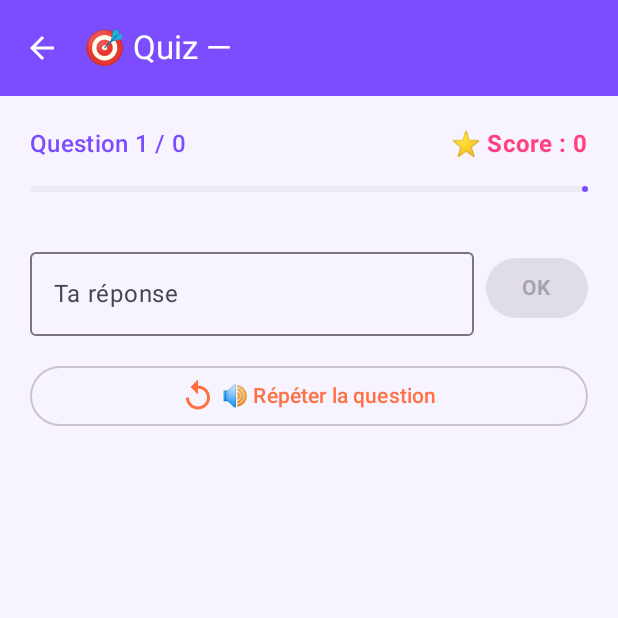
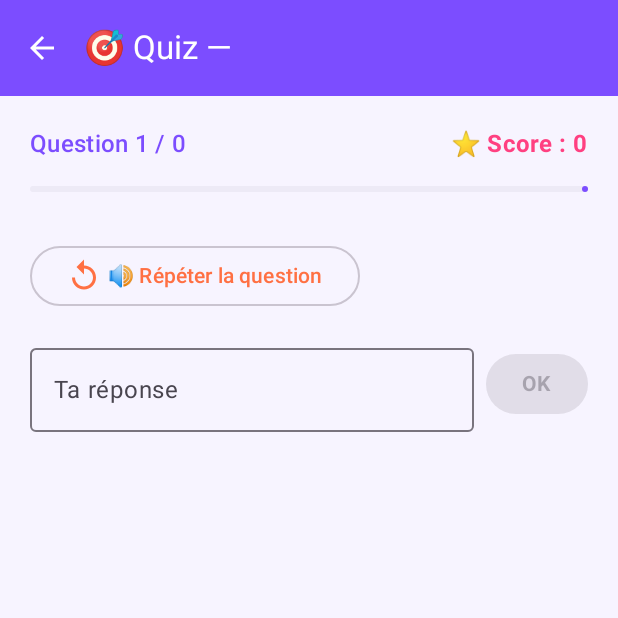
Before and after one commit to nico4802d/revisions-maths-enfants, an Android app built with Jetpack Compose: the composable QuizContent called with empty values, on a phone screen of 412 x 824 dp, the top half of it. Run offline under Robolectric (Android 15) with nearby library versions, the phone set to English and light mode, and no system bars.

Commit message:
ui: bouton Répéter déplacé au-dessus du champ de réponse pour rester visible avec le clavier ouvert (v0.3.3)
Co-authored-by: nico4802d <nico4802d@users.noreply.github.com>

```diff
--- a/app/build.gradle.kts
+++ b/app/build.gradle.kts
@@ -13,8 +13,8 @@ android {
         applicationId = "com.nico.revisionsmaths"
         minSdk = 26
         targetSdk = 34
-        versionCode = 8
-        versionName = "0.3.2"
+        versionCode = 9
+        versionName = "0.3.3"
     }
 
     buildTypes {
--- a/app/src/main/java/com/nico/revisionsmaths/ui/screens/QuizScreen.kt
+++ b/app/src/main/java/com/nico/revisionsmaths/ui/screens/QuizScreen.kt
@@ -234,6 +234,15 @@ private fun QuizContent(
                 }
             }
 
+            OutlinedButton(
+                onClick = onRepeat,
+                colors = ButtonDefaults.outlinedButtonColors(contentColor = Orange)
+            ) {
+                Icon(Icons.Default.Replay, contentDescription = null)
+                Spacer(Modifier.width(4.dp))
+                Text("🔊 Répéter la question")
+            }
+
             state.assistantMessage?.let { message ->
                 Text(
                     message,
@@ -308,16 +317,6 @@ private fun QuizContent(
                 }
             }
 
-            OutlinedButton(
-                onClick = onRepeat,
-                colors = ButtonDefaults.outlinedButtonColors(contentColor = Orange),
-                modifier = Modifier.fillMaxWidth()
-            ) {
-                Icon(Icons.Default.Replay, contentDescription = null)
-                Spacer(Modifier.width(4.dp))
-                Text("🔊 Répéter la question")
-            }
-
             Spacer(Modifier.height(24.dp))
         }
     }
```
